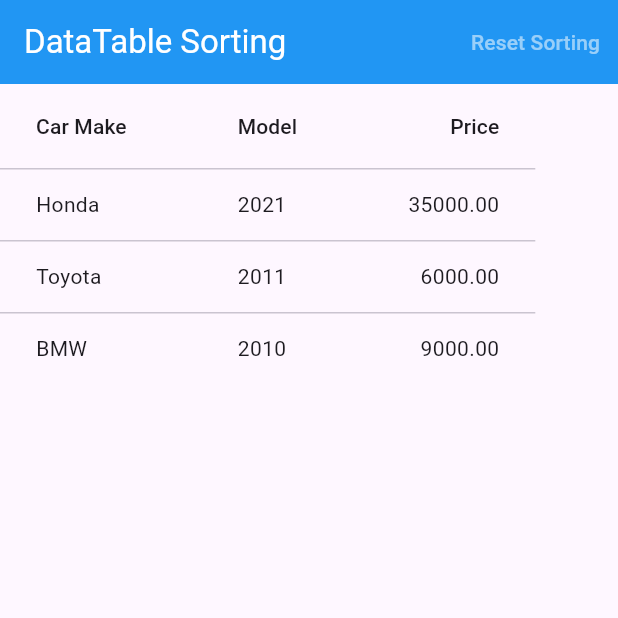
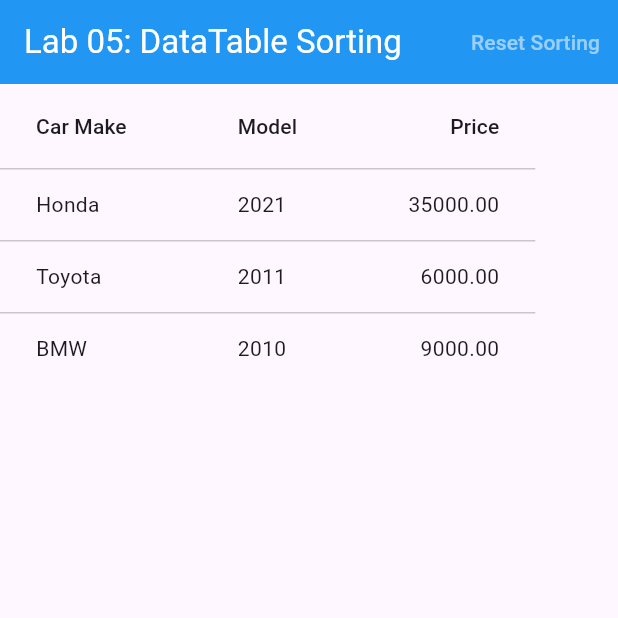
Before and after one commit to Arymm4/TMA3084-Lab05, a Flutter app: the screen it shows after launch, on a phone screen of 412 x 824 dp, the top half of it. Run offline on Flutter 3.47's test engine with Material 3 defaults, Android fonts, the phone set to English and light mode, and no system bars.

Commit message:
Update app bar title to 'Lab 05: DataTable Sorting'
Updated the application title to include the lab number.

```diff
--- a/lib/main.dart
+++ b/lib/main.dart
@@ -95,7 +95,7 @@ class _CarTablePageState extends State<CarTablePage> {
   Widget build(BuildContext context) {
     return Scaffold(
       appBar: AppBar(
-        title: const Text('DataTable Sorting'),
+        title: const Text('Lab 05: DataTable Sorting'),
         backgroundColor: Colors.blue,
         foregroundColor: Colors.white,
         actions: [
```
